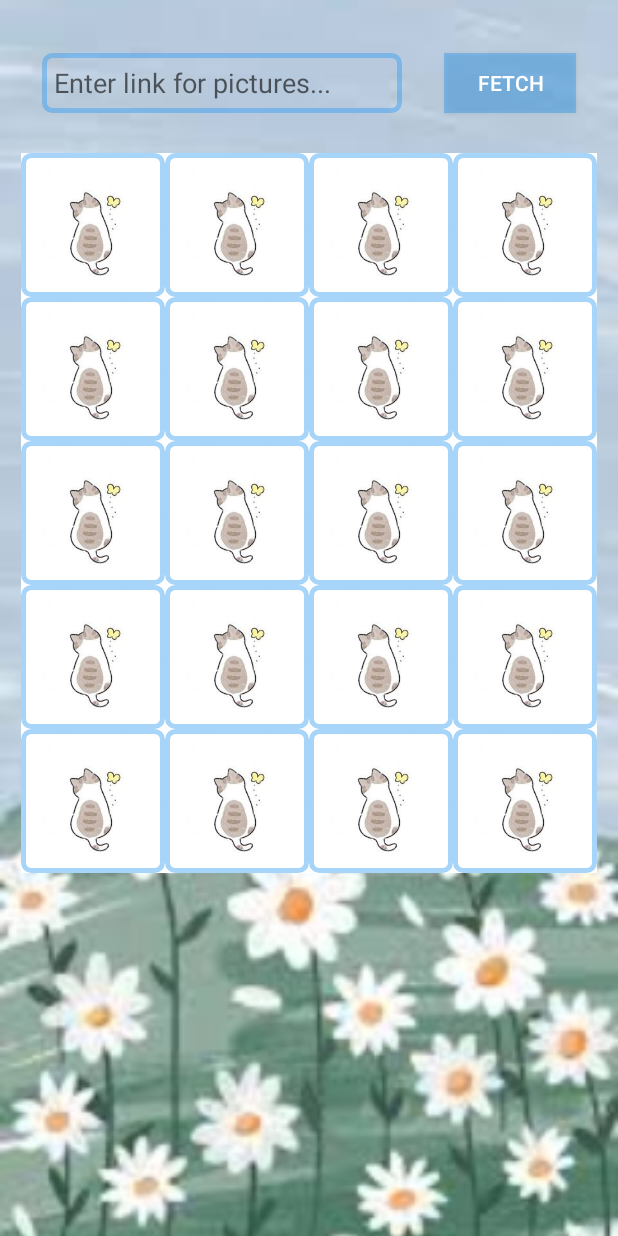
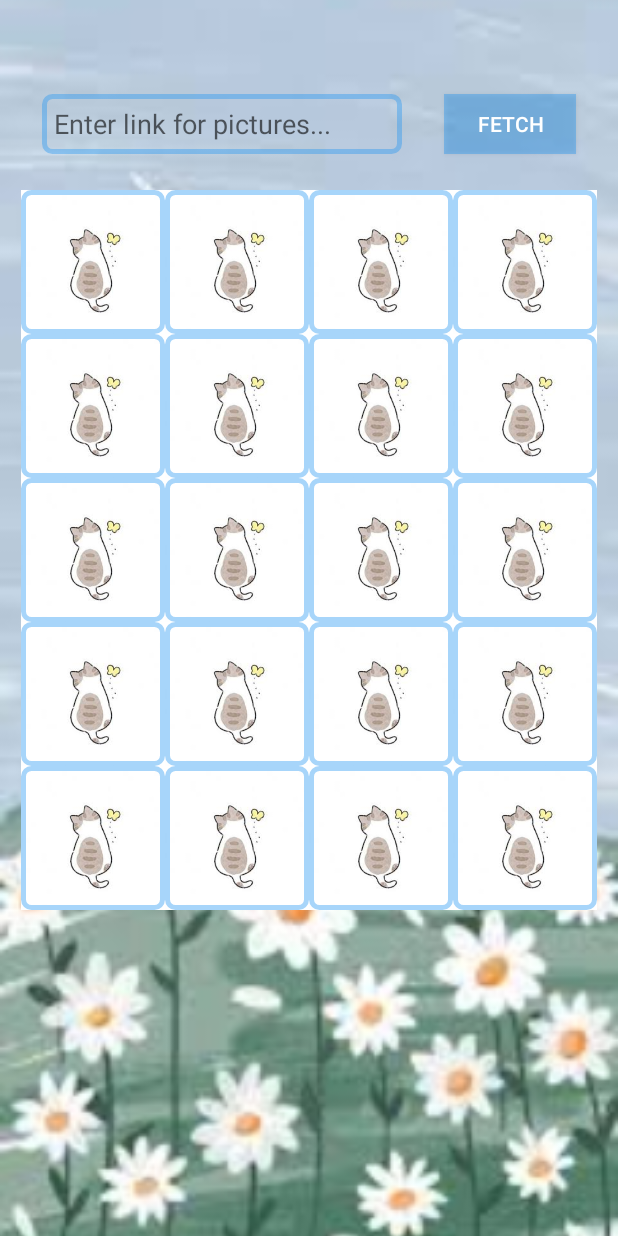
Before and after one commit to 93acy/AndroidMemoryGame, an Android app: the screen it shows after launch (MainActivity), on a phone screen of 412 x 824 dp. Run offline under Robolectric (Android 15) with nearby library versions, the phone set to English and light mode, and no system bars.

Commit message:
all music added, changed the SplashScreen

```diff
--- a/app/src/main/java/com/example/androidmemorygame/GameActivity.java
+++ b/app/src/main/java/com/example/androidmemorygame/GameActivity.java
@@ -180,6 +180,7 @@ public class GameActivity extends AppCompatActivity implements View.OnClickListe
             numCorrectMatches++;
             if (numCorrectMatches == 6) {
                 timeElapsed.stop();
+                music.stop();
                 long stoppedTime = SystemClock.elapsedRealtime() - timeElapsed.getBase();
                 //Convert to int in seconds
                 int resultTime = (int) (stoppedTime) / 1000;
--- a/app/src/main/java/com/example/androidmemorygame/MainActivity.java
+++ b/app/src/main/java/com/example/androidmemorygame/MainActivity.java
@@ -50,12 +50,14 @@ public class MainActivity extends AppCompatActivity {
     Thread bgThread;
     Button startGame;
     MediaPlayer music;
+    MediaPlayer startsound;
 
 
     @Override
     protected void onCreate(Bundle savedInstanceState) {
         super.onCreate(savedInstanceState);
         setContentView(R.layout.activity_main);
+
 
         webURL = ((EditText) findViewById(R.id.webURL)).getText().toString();
 
--- a/app/src/main/java/com/example/androidmemorygame/ResultActivity.java
+++ b/app/src/main/java/com/example/androidmemorygame/ResultActivity.java
@@ -21,6 +21,10 @@ public class ResultActivity extends AppCompatActivity {
         ImageView resultLabel = (ImageView) findViewById(R.id.resultLabel);
         TextView totalScoreLabel = (TextView) findViewById(R.id.totalScoreLabel);
 
+
+        MediaPlayer victory = MediaPlayer.create(ResultActivity.this, R.raw.victory);
+        victory.start();
+
         String resultTime = getIntent().getStringExtra("resultTime");
         totalScoreLabel.setText(resultTime);
 
@@ -35,6 +39,6 @@ public class ResultActivity extends AppCompatActivity {
 
     public void backMain(View view){
         startActivity(new Intent(ResultActivity.this, MainActivity.class));
-        music.stop();
+//        music.stop();
     }
 }
--- a/app/src/main/java/com/example/androidmemorygame/SplashScreen.java
+++ b/app/src/main/java/com/example/androidmemorygame/SplashScreen.java
@@ -1,7 +1,9 @@
 package com.example.androidmemorygame;
 
 import android.content.Intent;
+import android.media.MediaPlayer;
 import android.os.Bundle;
+import android.provider.MediaStore;
 
 import androidx.appcompat.app.AppCompatActivity;
 
@@ -10,11 +12,12 @@ public class SplashScreen extends AppCompatActivity {
     @Override
     protected void onCreate(Bundle savedInstanceState) {
         super.onCreate(savedInstanceState);
+        MediaPlayer startsound = MediaPlayer.create(SplashScreen.this, R.raw.startsound);
+        startsound.start();
 
     Intent intent = new Intent(this,MainActivity.class);
     startActivity(intent);
     finish();
 
-
     }
 }
--- a/app/src/main/res/drawable-v24/background_splash.xml
+++ b/app/src/main/res/drawable-v24/background_splash.xml
@@ -4,7 +4,8 @@
     <item android:drawable="@android:color/white" />
     <item>
         <bitmap
-            android:gravity="center"
+            android:layout_width="152dp"
+            android:layout_height="331dp"
             android:src="@drawable/splash_logo"/>
     </item>
 </layer-list>
--- a/app/src/main/res/layout/activity_main.xml
+++ b/app/src/main/res/layout/activity_main.xml
@@ -31,7 +31,7 @@
             app:layout_constraintHorizontal_bias="0.5"
             app:layout_constraintStart_toStartOf="parent"
             app:layout_constraintTop_toTopOf="parent"
-            app:layout_constraintVertical_bias="0.045" />
+            app:layout_constraintVertical_bias="0.08" />
 
 
         <androidx.appcompat.widget.AppCompatButton
@@ -47,7 +47,7 @@
             app:layout_constraintHorizontal_bias="0.5"
             app:layout_constraintStart_toEndOf="@id/webURL"
             app:layout_constraintTop_toTopOf="parent"
-            app:layout_constraintVertical_bias="0.045" />
+            app:layout_constraintVertical_bias="0.08" />
 
         <GridLayout
             android:id="@+id/photoGrid"
--- a/app/src/main/res/layout/activity_result.xml
+++ b/app/src/main/res/layout/activity_result.xml
@@ -30,9 +30,9 @@
 
         <ImageView
             android:id="@+id/resultLabel"
-            android:layout_width="wrap_content"
+            android:layout_width="350dp"
             android:layout_height="103dp"
-            android:layout_marginTop="60dp"
+            android:layout_marginTop="90dp"
             android:src="@drawable/congrats"/>
 
 
```
Also changed, not shown: app/src/main/res/drawable-v24/congrats.png, app/src/main/res/drawable-v24/splash_logo.png, 3 other files.
